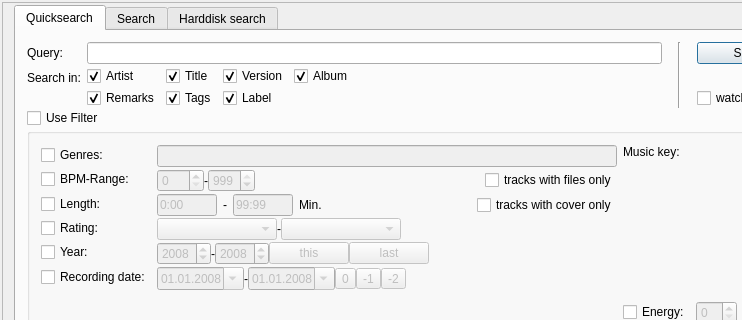
Before: the Qt Designer form gui/src/search/search.ui in pfedick/winmusik, drawn with Qt 5; both pictures show x 0 to 742 and y 0 to 320 of the 981 by 517 pixel window.
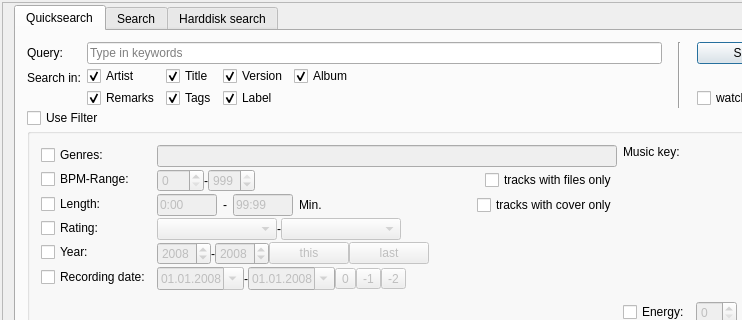
After: the same form once the commit is applied. Icons and pictures are not drawn. Custom widgets are drawn as their Qt base class.

Commit message: fixed focus in quicksearch

Patch:
```diff
--- a/gui/src/search/search.ui
+++ b/gui/src/search/search.ui
@@ -130,7 +130,11 @@
                  <number>6</number>
                 </property>
                 <item>
-                 <widget class="QLineEdit" name="query"/>
+                 <widget class="QLineEdit" name="query">
+                  <property name="placeholderText">
+                   <string>Type in keywords</string>
+                  </property>
+                 </widget>
                 </item>
                </layout>
               </item>
```
Left out of the diff: 98 changed lines with no effect on the pictures. The commit also changes 1 other file.
